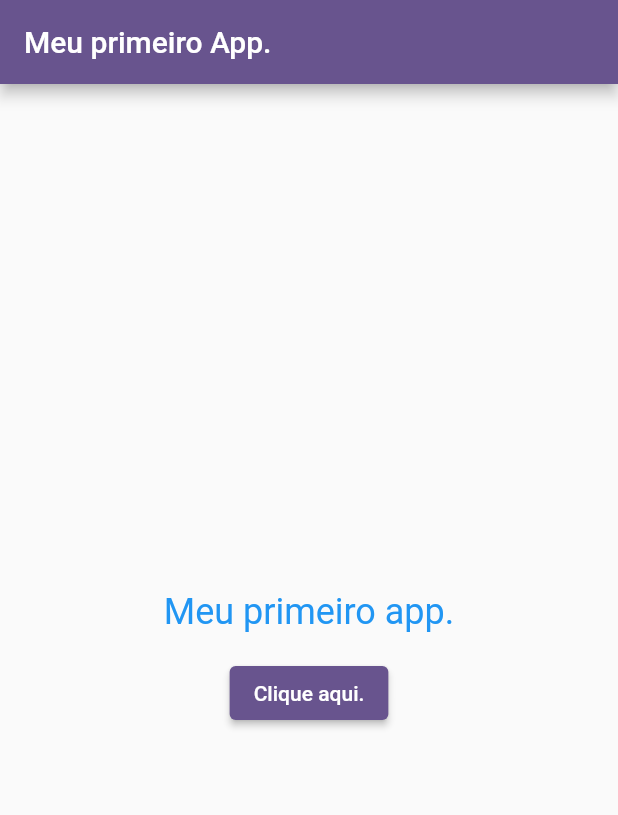
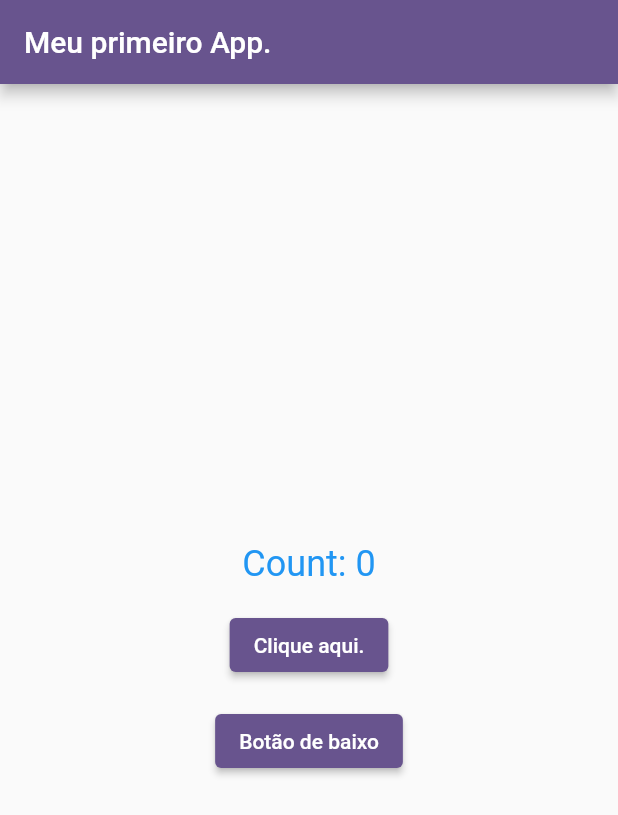
Before and after one commit to heitorhidalgo/desenvolvimento-flutter-iniciante, a Flutter app: the screen it shows after launch, on a phone screen of 412 x 824 dp. Shown: the top 815 px of the screen. Run offline on Flutter 3.47's test engine with Material 3 defaults, Android fonts, the phone set to English and light mode, and no system bars.

```diff
--- a/lib/main.dart
+++ b/lib/main.dart
@@ -23,9 +23,15 @@ class MyApp extends StatelessWidget {
   }
 }
 
-class MeuStatelessWidget extends StatelessWidget {
+class MeuStatelessWidget extends StatefulWidget {
   const MeuStatelessWidget({super.key});
 
+  @override
+  State<MeuStatelessWidget> createState() => _MeuStatelessWidgetState();
+}
+
+class _MeuStatelessWidgetState extends State<MeuStatelessWidget> {
+  int count = 0;
   @override
   Widget build(BuildContext context) {
     return Column(
@@ -33,20 +39,58 @@ class MeuStatelessWidget extends StatelessWidget {
       crossAxisAlignment: CrossAxisAlignment.center,
       children: [
         Row(
-          mainAxisAlignment: MainAxisAlignment.center,
+            mainAxisAlignment: MainAxisAlignment.center,
             children: [
               Text(
-                  "Meu primeiro app.",
+                "Count: $count",
                 style: TextStyle(fontSize: 24,
-                color: Colors.blue),
-              )]),
+                    color: Colors.blue),
+              )
+            ]),
         SizedBox(
-          height: 16
+            height: 16
         ),
         ElevatedButton(
-            onPressed: () {},
+            onPressed: () {
+              setState(() {
+                count++;
+              });
+            },
             child: Text("Clique aqui.")),
+        MeuStatefulWidget(callback: (){
+          setState(() {
+            count++;
+          });
+        })
       ],
     );
   }
 }
+
+class MeuStatefulWidget extends StatefulWidget {
+  final void Function() callback;
+  const MeuStatefulWidget({super.key, required this.callback});
+
+  @override
+  State<MeuStatefulWidget> createState() => _MeuStatefulWidgetState();
+}
+
+class _MeuStatefulWidgetState extends State<MeuStatefulWidget> {
+  @override
+  Widget build(BuildContext context) {
+    return Column(
+      children: [
+        SizedBox(
+          height: 16),
+        ElevatedButton(
+            onPressed: (){
+              widget.callback.call();
+            },
+            child: Text(
+                "Botão de baixo",
+          ),
+        ),
+      ],
+    );
+  }
+}
```
